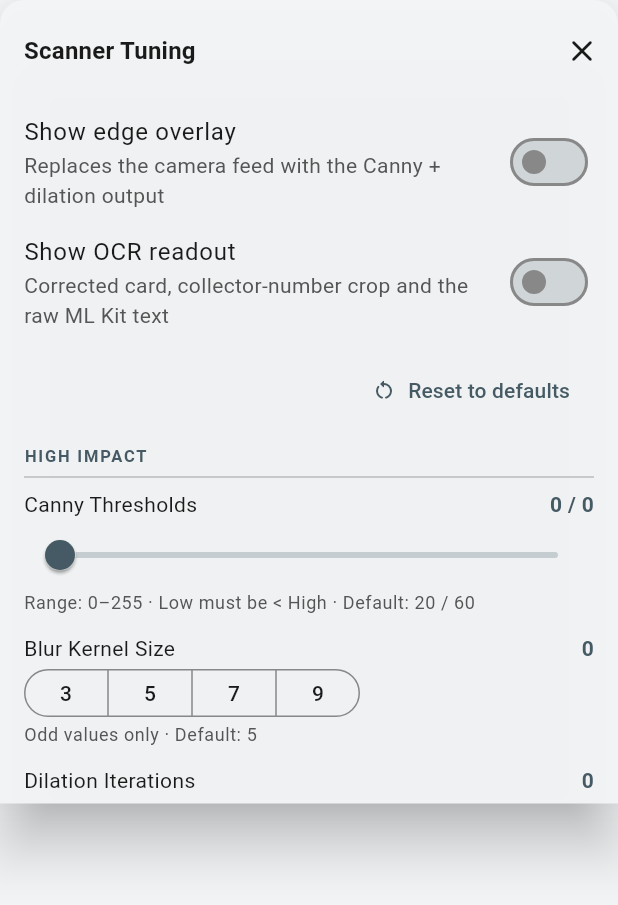
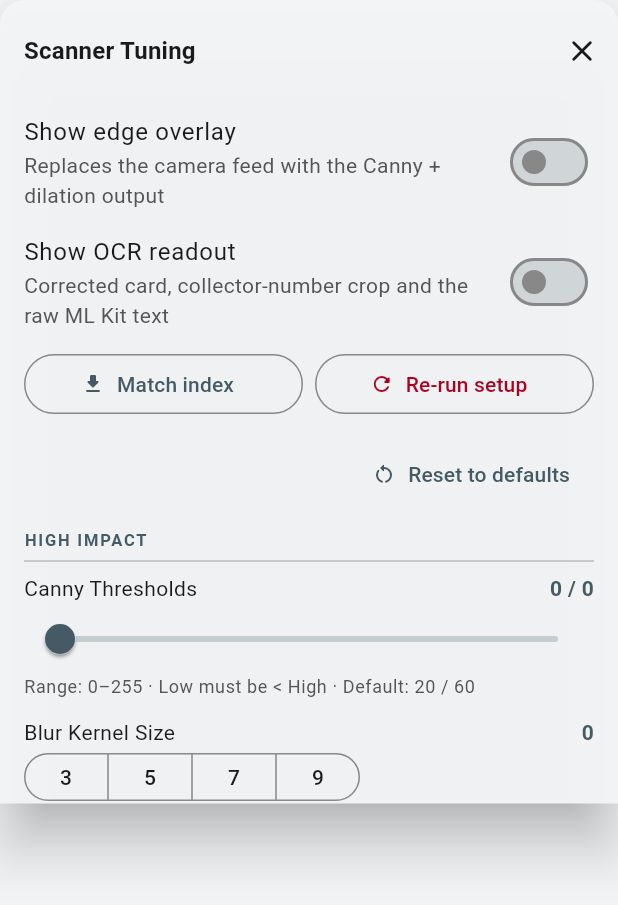
Before and after one commit to Pallrp/MtgHomunculus, a Flutter app: the TuningPanel widget shown alone on an empty page, opened directly with empty values, on a phone screen of 412 x 824 dp. Shown: the top 905 px of the screen. Run offline on Flutter 3.47's test engine with Material 3 defaults, Android fonts, the phone set to English and light mode, and no system bars; our stand-ins replace camera, drift, flutter_colorpicker, logger, material_symbols_icons, permission_handler and 3 more; missing offline and left inert: google_mlkit_text_recognition, opencv_dart; accounts and stored records are empty; generated files the repository leaves out were written again; network calls fail.

Commit message:
feat: dev actions to fetch the match index and re-run setup
The match index is fetched during first-run setup, which is no help to an install
that has already completed it -- and the threshold cannot be calibrated without
one on the device. Two buttons in the tuning panel bridge that until the card data
screen exists.

Match index downloads and reloads in place, so the next debug pass picks it up
without restarting the app.

Re-run setup clears bulk_imported_at rather than deleting cards.db, which drift
has open. The gate is what _openCardLookup reads, so clearing it sends the next
entry through setup, and the import replaces rows by primary key so re-running is
safe. The index file is deleted outright since nothing holds it open.

Co-Authored-By: Claude Opus 5 <noreply@anthropic.com>

```diff
--- a/mtg_homunculus/lib/features/card_lookup/widgets/tuning_panel.dart
+++ b/mtg_homunculus/lib/features/card_lookup/widgets/tuning_panel.dart
@@ -26,6 +26,19 @@ class TuningPanel extends StatefulWidget {
   final void Function(DetectorParams) onParamsChanged;
   final void Function(bool)           onEdgeMapToggled;
   final void Function(bool)           onOcrDebugToggled;
+
+  /// [dev-tool] Fetch `hash_index.bin` from the release. The proper home for this
+  /// is the card data screen (see local_data_store.md); this is the stopgap that
+  /// makes the match threshold measurable before that screen exists.
+  final VoidCallback                  onDownloadIndex;
+
+  /// [dev-tool] Clear `bulk_imported_at` so the next entry to the sub-app re-runs
+  /// setup. Clears the gate rather than deleting the database, which drift has
+  /// open.
+  final VoidCallback                  onResetCardData;
+
+  /// Status line under the data actions — progress, result, or empty.
+  final String                        dataStatus;
   final VoidCallback                  onClose;
 
   const TuningPanel({
@@ -36,6 +49,9 @@ class TuningPanel extends StatefulWidget {
     required this.onParamsChanged,
     required this.onEdgeMapToggled,
     required this.onOcrDebugToggled,
+    required this.onDownloadIndex,
+    required this.onResetCardData,
+    required this.dataStatus,
     required this.onClose,
   });
 
@@ -77,6 +93,7 @@ class _TuningPanelState extends State<TuningPanel> {
                 children: [
                   _buildEdgeToggle(context),
                   _buildOcrToggle(context),
+                  _buildDataActions(context),
                   const SizedBox(height: 8),
                   _buildResetRow(context),
                   const SizedBox(height: 12),
@@ -304,6 +321,52 @@ class _TuningPanelState extends State<TuningPanel> {
     onChanged: widget.onEdgeMapToggled,
   );
 
+  /// [dev-tool] Card data actions, until the card data screen is built.
+  Widget _buildDataActions(BuildContext context) {
+    final theme = Theme.of(context);
+    return Padding(
+      padding: const EdgeInsets.only(top: 4, bottom: 4),
+      child: Column(
+        crossAxisAlignment: CrossAxisAlignment.start,
+        children: [
+          Row(
+            children: [
+              Expanded(
+                child: OutlinedButton.icon(
+                  icon: const Icon(Icons.download_rounded, size: 16),
+                  label: const Text('Match index'),
+                  onPressed: widget.onDownloadIndex,
+                ),
+              ),
+              const SizedBox(width: 8),
+              Expanded(
+                child: OutlinedButton.icon(
+                  icon: const Icon(Icons.refresh_rounded, size: 16),
+                  label: const Text('Re-run setup'),
+                  style: OutlinedButton.styleFrom(
+                    foregroundColor: theme.colorScheme.error,
+                  ),
+                  onPressed: widget.onResetCardData,
+                ),
+              ),
+            ],
+          ),
+          if (widget.dataStatus.isNotEmpty)
+            Padding(
+              padding: const EdgeInsets.only(top: 6),
+              child: Text(
+                widget.dataStatus,
+                style: theme.textTheme.bodySmall?.copyWith(
+                  fontFamily: 'monospace',
+                  color: theme.colorScheme.onSurfaceVariant,
+                ),
+              ),
+            ),
+        ],
+      ),
+    );
+  }
+
   Widget _buildOcrToggle(BuildContext context) => SwitchListTile(
     contentPadding: EdgeInsets.zero,
     title: const Text('Show OCR readout'),
```
Also changed, not shown: mtg_homunculus/lib/features/card_lookup/widgets/scanner_overlay.dart (+56 -0 lines).
